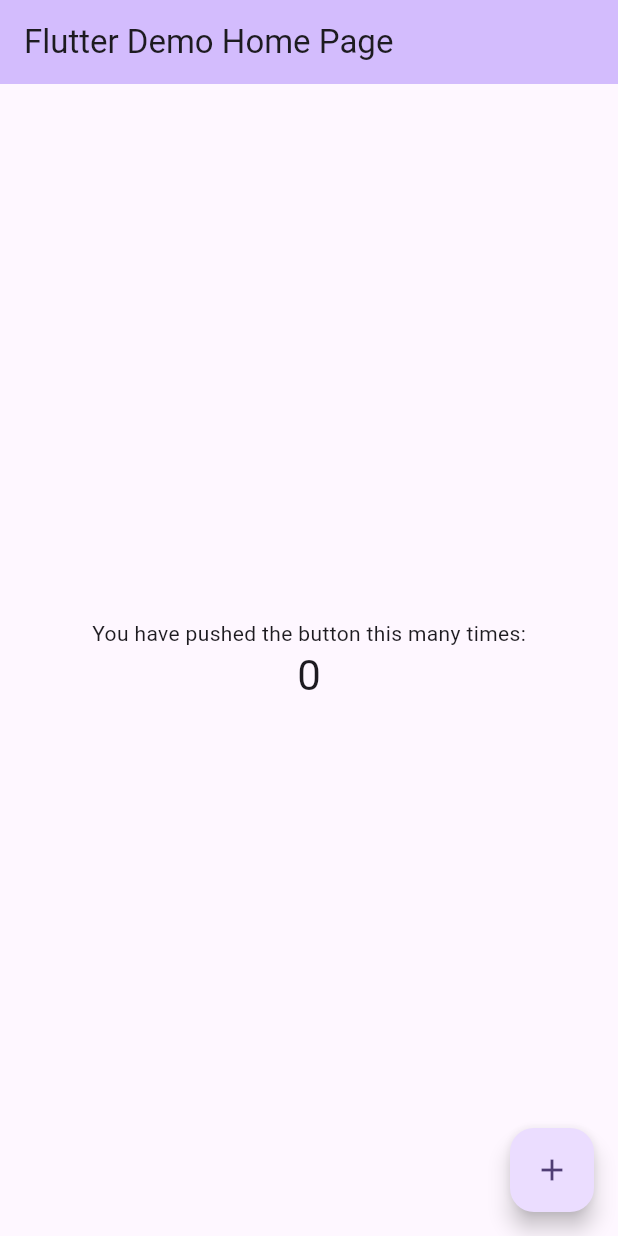
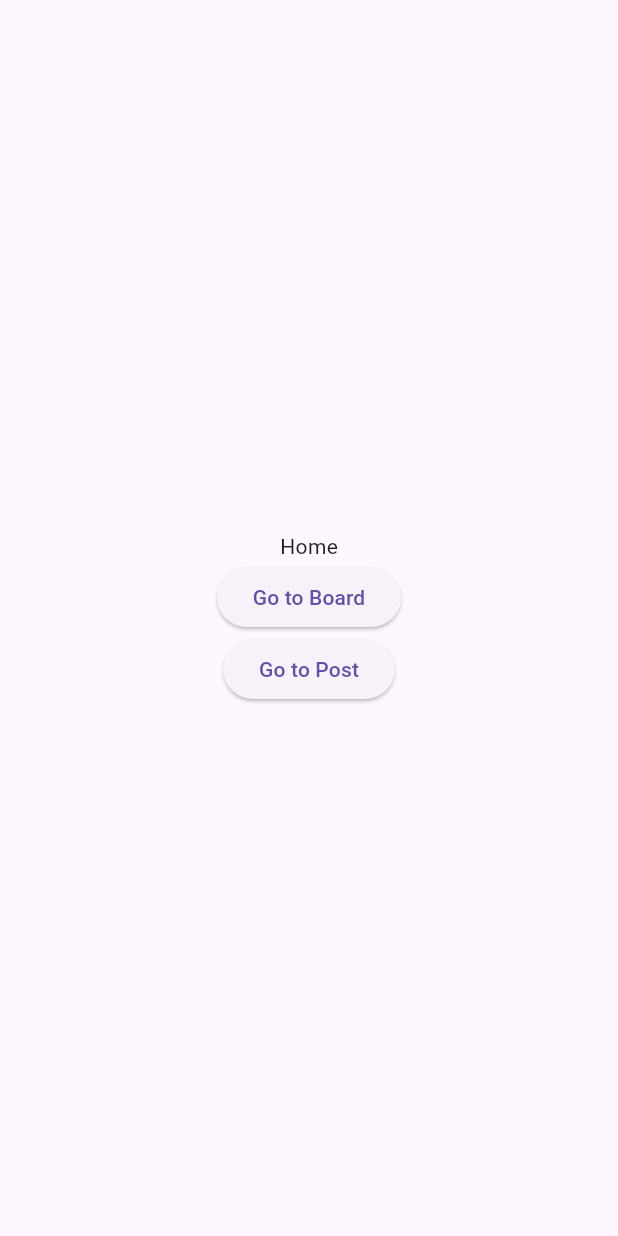
Before and after one commit to cherrie-k/NearHere, a Flutter app: the screen it shows after launch, on a phone screen of 412 x 824 dp. Run offline on Flutter 3.47's test engine with Material 3 defaults, Android fonts, the phone set to English and light mode, and no system bars; our stand-ins replace go_router.

Commit message:
set up default packages and routing

```diff
--- /dev/null
+++ b/lib/features/board/views/board_page.dart
@@ -0,0 +1,22 @@
+import 'package:flutter/material.dart';
+import 'package:go_router/go_router.dart';
+
+class BoardPage extends StatelessWidget {
+  @override
+  Widget build(BuildContext context) {
+    return Scaffold(
+      appBar: AppBar(
+        title: Text('Board'),
+        leading: IconButton(
+          icon: Icon(Icons.arrow_back),
+          onPressed: () {
+            context.pop();
+          },
+        ),
+      ),
+      body: Center(
+        child: Text('Board'),
+      ),
+    );
+  }
+}
--- /dev/null
+++ b/lib/features/home/views/home_page.dart
@@ -0,0 +1,32 @@
+import 'package:flutter/material.dart';
+import 'package:go_router/go_router.dart';
+
+class HomePage extends StatelessWidget {
+  const HomePage({super.key});
+
+  @override
+  Widget build(BuildContext context) {
+    return Scaffold(
+      body: Center(
+        child: Column(
+          mainAxisAlignment: MainAxisAlignment.center,
+          children: <Widget>[
+            Text('Home'),
+            ElevatedButton(
+              onPressed: () {
+                context.push('/board');
+              },
+              child: Text('Go to Board'),
+            ),
+            ElevatedButton(
+              onPressed: () {
+                context.push('/post');
+              },
+              child: Text('Go to Post'),
+            ),
+          ],
+        ),
+      ),
+    );
+  }
+}
--- a/lib/main.dart
+++ b/lib/main.dart
@@ -1,125 +1,42 @@
 import 'package:flutter/material.dart';
+import 'package:go_router/go_router.dart';
+import 'package:nearhere/features/board/views/board_page.dart';
+import 'package:nearhere/features/home/views/home_page.dart';
+import 'package:nearhere/features/post/views/post_page.dart';
 
 void main() {
-  runApp(const MyApp());
+  runApp(MyApp());
 }
 
 class MyApp extends StatelessWidget {
-  const MyApp({super.key});
+  MyApp({super.key});
 
-  // This widget is the root of your application.
+  final GoRouter _router = GoRouter(
+    routes: [
+      GoRoute(
+        path: '/',
+        builder: (context, state) => HomePage(),
+      ),
+      GoRoute(
+        path: '/board',
+        builder: (context, state) => BoardPage(),
+      ),
+      GoRoute(
+        path: '/post',
+        builder: (context, state) => PostPage(),
+      ),
+    ],
+  );
+
   @override
   Widget build(BuildContext context) {
-    return MaterialApp(
-      title: 'Flutter Demo',
+    return MaterialApp.router(
+      title: 'NEARHERE',
+      routerConfig: _router,
+      debugShowCheckedModeBanner: false,
       theme: ThemeData(
-        // This is the theme of your application.
-        //
-        // TRY THIS: Try running your application with "flutter run". You'll see
-        // the application has a purple toolbar. Then, without quitting the app,
-        // try changing the seedColor in the colorScheme below to Colors.green
-        // and then invoke "hot reload" (save your changes or press the "hot
-        // reload" button in a Flutter-supported IDE, or press "r" if you used
-        // the command line to start the app).
-        //
-        // Notice that the counter didn't reset back to zero; the application
-        // state is not lost during the reload. To reset the state, use hot
-        // restart instead.
-        //
-        // This works for code too, not just values: Most code changes can be
-        // tested with just a hot reload.
-        colorScheme: ColorScheme.fromSeed(seedColor: Colors.deepPurple),
-        useMaterial3: true,
-      ),
-      home: const MyHomePage(title: 'Flutter Demo Home Page'),
+          // primarySwatch: Colors.blue,
+          ),
     );
   }
 }
-
-class MyHomePage extends StatefulWidget {
-  const MyHomePage({super.key, required this.title});
-
-  // This widget is the home page of your application. It is stateful, meaning
-  // that it has a State object (defined below) that contains fields that affect
-  // how it looks.
-
-  // This class is the configuration for the state. It holds the values (in this
-  // case the title) provided by the parent (in this case the App widget) and
-  // used by the build method of the State. Fields in a Widget subclass are
-  // always marked "final".
-
-  final String title;
-
-  @override
-  State<MyHomePage> createState() => _MyHomePageState();
-}
-
-class _MyHomePageState extends State<MyHomePage> {
-  int _counter = 0;
-
-  void _incrementCounter() {
-    setState(() {
-      // This call to setState tells the Flutter framework that something has
-      // changed in this State, which causes it to rerun the build method below
-      // so that the display can reflect the updated values. If we changed
-      // _counter without calling setState(), then the build method would not be
-      // called again, and so nothing would appear to happen.
-      _counter++;
-    });
-  }
-
-  @override
-  Widget build(BuildContext context) {
-    // This method is rerun every time setState is called, for instance as done
-    // by the _incrementCounter method above.
-    //
-    // The Flutter framework has been optimized to make rerunning build methods
-    // fast, so that you can just rebuild anything that needs updating rather
-    // than having to individually change instances of widgets.
-    return Scaffold(
-      appBar: AppBar(
-        // TRY THIS: Try changing the color here to a specific color (to
-        // Colors.amber, perhaps?) and trigger a hot reload to see the AppBar
-        // change color while the other colors stay the same.
-        backgroundColor: Theme.of(context).colorScheme.inversePrimary,
-        // Here we take the value from the MyHomePage object that was created by
-        // the App.build method, and use it to set our appbar title.
-        title: Text(widget.title),
-      ),
-      body: Center(
-        // Center is a layout widget. It takes a single child and positions it
-        // in the middle of the parent.
-        child: Column(
-          // Column is also a layout widget. It takes a list of children and
-          // arranges them vertically. By default, it sizes itself to fit its
-          // children horizontally, and tries to be as tall as its parent.
-          //
-          // Column has various properties to control how it sizes itself and
-          // how it positions its children. Here we use mainAxisAlignment to
-          // center the children vertically; the main axis here is the vertical
-          // axis because Columns are vertical (the cross axis would be
-          // horizontal).
-          //
-          // TRY THIS: Invoke "debug painting" (choose the "Toggle Debug Paint"
-          // action in the IDE, or press "p" in the console), to see the
-          // wireframe for each widget.
-          mainAxisAlignment: MainAxisAlignment.center,
-          children: <Widget>[
-            const Text(
-              'You have pushed the button this many times:',
-            ),
-            Text(
-              '$_counter',
-              style: Theme.of(context).textTheme.headlineMedium,
-            ),
-          ],
-        ),
-      ),
-      floatingActionButton: FloatingActionButton(
-        onPressed: _incrementCounter,
-        tooltip: 'Increment',
-        child: const Icon(Icons.add),
-      ), // This trailing comma makes auto-formatting nicer for build methods.
-    );
-  }
-}
--- a/pubspec.yaml
+++ b/pubspec.yaml
@@ -1,4 +1,4 @@
-name: herenow
+name: nearhere
 description: "A new Flutter project."
 # The following line prevents the package from being accidentally published to
 # pub.dev using `flutter pub publish`. This is preferred for private packages.
@@ -39,6 +39,9 @@ dependencies:
 dev_dependencies:
   flutter_test:
     sdk: flutter
+  flutter_riverpod: ^2.5.1
+  go_router: ^14.2.0
+  image_picker: ^1.1.2
 
   # The "flutter_lints" package below contains a set of recommended lints to
   # encourage good coding practices. The lint set provided by the package is
```
Also changed, not shown: lib/features/post/views/post_page.dart (added, +24 -0 lines), pubspec.lock, 28 other files.
